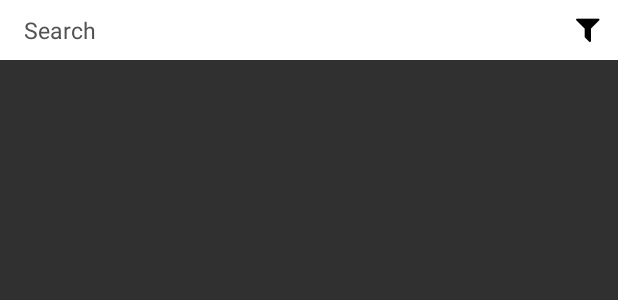
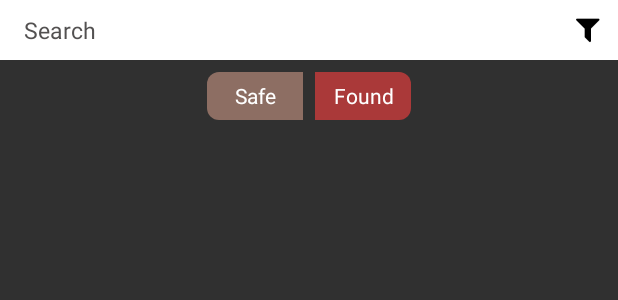
Before and after one commit to santrasanchita13/IForgot, an Android app: the layout activity_gallery.xml on its own in the app's theme, with its tools: preview values and no code run, on a phone screen of 412 x 824 dp. Shown: the top 300 px of the screen. Run offline under Robolectric (Android 15) with nearby library versions, the phone set to English and light mode, and no system bars.

Commit message:
Found tab made

```diff
--- a/app/src/main/java/com/santra/sanchita/iforgot/data/AppDataManager.java
+++ b/app/src/main/java/com/santra/sanchita/iforgot/data/AppDataManager.java
@@ -95,6 +95,11 @@ public class AppDataManager implements DataManager {
     }
 
     @Override
+    public Observable<List<SafeItem>> getFoundItemsByDate(String date) {
+        return dbHelper.getFoundItemsByDate(date);
+    }
+
+    @Override
     public Observable<List<String>> getAllDates() {
         return dbHelper.getAllDates();
     }
--- a/app/src/main/java/com/santra/sanchita/iforgot/data/db/DbHelper.java
+++ b/app/src/main/java/com/santra/sanchita/iforgot/data/db/DbHelper.java
@@ -26,6 +26,8 @@ public interface DbHelper {
 
     Observable<List<SafeItem>> getSafeItemsByDate(String date);
 
+    Observable<List<SafeItem>> getFoundItemsByDate(String date);
+
     Observable<List<String>> getAllDates();
 
     Observable<Long> getSafeItemsCount();
--- a/app/src/main/java/com/santra/sanchita/iforgot/ui/gallery/GalleryMvpPresenter.java
+++ b/app/src/main/java/com/santra/sanchita/iforgot/ui/gallery/GalleryMvpPresenter.java
@@ -9,5 +9,9 @@ import com.santra.sanchita.iforgot.ui.base.MvpPresenter;
 public interface GalleryMvpPresenter<V extends GalleryMvpView> extends MvpPresenter<V> {
     void getAllDates();
 
+    void getAllFoundItems();
+
     void getImagesByDate(String date);
+
+    void getFoundImagesByDate(String date);
 }
--- a/app/src/main/java/com/santra/sanchita/iforgot/ui/gallery/GalleryMvpView.java
+++ b/app/src/main/java/com/santra/sanchita/iforgot/ui/gallery/GalleryMvpView.java
@@ -12,5 +12,7 @@ import java.util.List;
 public interface GalleryMvpView extends MvpView {
     void allDates(List<String> dates);
 
+    void allFound(List<String> dates);
+
     void imagesByDate(String date, List<SafeItem> safeItems);
 }
--- /dev/null
+++ b/app/src/main/res/drawable/round_rectangle_left.xml
@@ -0,0 +1,6 @@
+<shape android:shape="rectangle"
+    xmlns:android="http://schemas.android.com/apk/res/android">
+    <solid android:color="@color/colorPrimary"/>
+    <corners android:bottomLeftRadius="@dimen/small_padding"
+        android:topLeftRadius="@dimen/small_padding"/>
+</shape>
--- /dev/null
+++ b/app/src/main/res/drawable/round_rectangle_left_pressed.xml
@@ -0,0 +1,6 @@
+<shape android:shape="rectangle"
+    xmlns:android="http://schemas.android.com/apk/res/android">
+    <solid android:color="@color/colorAccent"/>
+    <corners android:bottomLeftRadius="@dimen/small_padding"
+        android:topLeftRadius="@dimen/small_padding"/>
+</shape>
--- /dev/null
+++ b/app/src/main/res/drawable/round_rectangle_right.xml
@@ -0,0 +1,6 @@
+<shape android:shape="rectangle"
+    xmlns:android="http://schemas.android.com/apk/res/android">
+    <solid android:color="@color/colorPrimary"/>
+    <corners android:bottomRightRadius="@dimen/small_padding"
+        android:topRightRadius="@dimen/small_padding"/>
+</shape>
--- /dev/null
+++ b/app/src/main/res/drawable/round_rectangle_right_pressed.xml
@@ -0,0 +1,6 @@
+<shape android:shape="rectangle"
+    xmlns:android="http://schemas.android.com/apk/res/android">
+    <solid android:color="@color/colorAccent"/>
+    <corners android:bottomRightRadius="@dimen/small_padding"
+        android:topRightRadius="@dimen/small_padding"/>
+</shape>
--- a/app/src/main/res/layout/activity_gallery.xml
+++ b/app/src/main/res/layout/activity_gallery.xml
@@ -40,7 +40,33 @@
         app:fastScrollVerticalThumbDrawable="@drawable/thumb_drawable"
         app:fastScrollVerticalTrackDrawable="@drawable/line_drawable"
         />
-
+    <TextView
+        android:id="@+id/tabSafeText"
+        android:layout_width="@dimen/large_width"
+        android:layout_height="@dimen/medium_width"
+        android:text="Safe"
+        android:background="@drawable/round_rectangle_left_pressed"
+        android:gravity="center"
+        android:textColor="@color/white"
+        android:layout_marginTop="@dimen/small_padding"
+        android:layout_marginEnd="@dimen/small_padding"
+        app:layout_constraintHorizontal_chainStyle="packed"
+        app:layout_constraintTop_toBottomOf="@+id/searchEditText"
+        app:layout_constraintLeft_toLeftOf="parent"
+        app:layout_constraintRight_toLeftOf="@+id/tabFoundText"/>
+    <TextView
+        android:id="@+id/tabFoundText"
+        android:layout_width="@dimen/large_width"
+        android:layout_height="@dimen/medium_width"
+        android:text="Found"
+        android:background="@drawable/round_rectangle_right"
+        android:gravity="center"
+        android:textColor="@color/white"
+        android:layout_marginTop="@dimen/small_padding"
+        app:layout_constraintHorizontal_chainStyle="packed"
+        app:layout_constraintTop_toBottomOf="@+id/searchEditText"
+        app:layout_constraintLeft_toRightOf="@+id/tabSafeText"
+        app:layout_constraintRight_toRightOf="parent"/>
     <FrameLayout
         android:id="@+id/galleryFrameAd"
         app:layout_constraintBottom_toBottomOf="parent"
--- a/app/src/main/res/layout/recycler_view_item_gallery_item.xml
+++ b/app/src/main/res/layout/recycler_view_item_gallery_item.xml
@@ -9,5 +9,6 @@
         android:id="@+id/imageGalleryItem"
         android:layout_width="@dimen/image_width"
         android:layout_height="@dimen/image_width"
+        android:scaleType="fitCenter"
         android:src="@color/white"/>
 </android.support.constraint.ConstraintLayout>
--- a/app/src/main/res/values/colors.xml
+++ b/app/src/main/res/values/colors.xml
@@ -2,7 +2,7 @@
 <resources>
     <color name="colorPrimary">#AA3939</color>
     <color name="colorPrimaryDark">#000000</color>
-    <color name="colorAccent">#AA6C39</color>
+    <color name="colorAccent">#8d6e63</color>
 
     <color name="white">#ffffff</color>
     <color name="black">#000000</color>
```
Also changed, not shown: app/src/main/java/com/santra/sanchita/iforgot/data/db/AppDbHelper.java (+7 -1 lines), app/src/main/java/com/santra/sanchita/iforgot/ui/gallery/GalleryActivity.java (+47 -2 lines), app/src/main/java/com/santra/sanchita/iforgot/ui/gallery/GalleryPresenter.java (+40 -0 lines).
